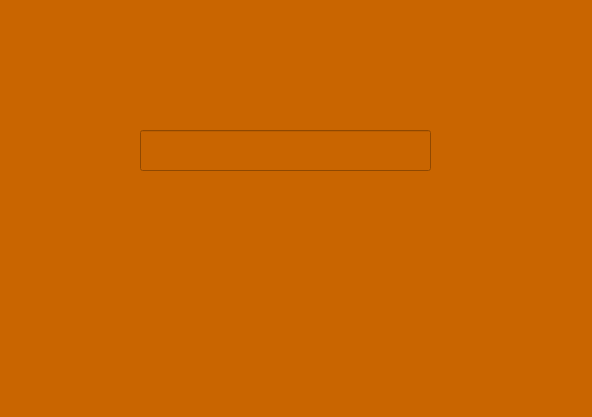
First picture: the form in bonus of gui for text editor/TextEditor/charsdialog.ui, repository eslammohamedtolba/Login-and-Text-Editor-Applications, before the edit.
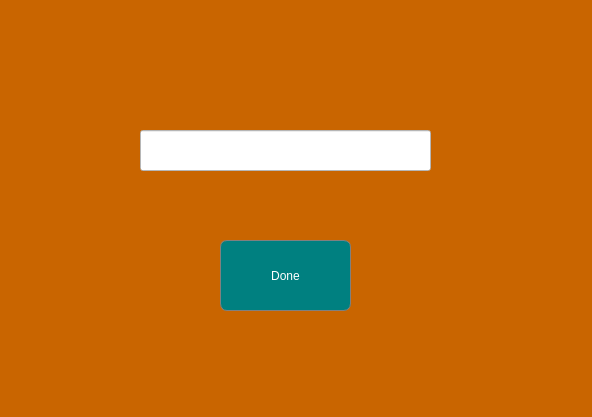
Second picture: the form after the edit.

```diff
--- a/bonus of gui for text editor/TextEditor/charsdialog.ui
+++ b/bonus of gui for text editor/TextEditor/charsdialog.ui
@@ -28,6 +28,28 @@
      <height>41</height>
     </rect>
    </property>
+   <property name="styleSheet">
+    <string notr="true">background:rgb(255, 255, 255);</string>
+   </property>
+  </widget>
+  <widget class="QPushButton" name="pushButton_toexit">
+   <property name="geometry">
+    <rect>
+     <x>220</x>
+     <y>240</y>
+     <width>131</width>
+     <height>71</height>
+    </rect>
+   </property>
+   <property name="styleSheet">
+    <string notr="true">border-radius:7px;
+border:1px solid grey;
+background:teal;
+color:white</string>
+   </property>
+   <property name="text">
+    <string>Done</string>
+   </property>
   </widget>
  </widget>
  <resources/>
```
